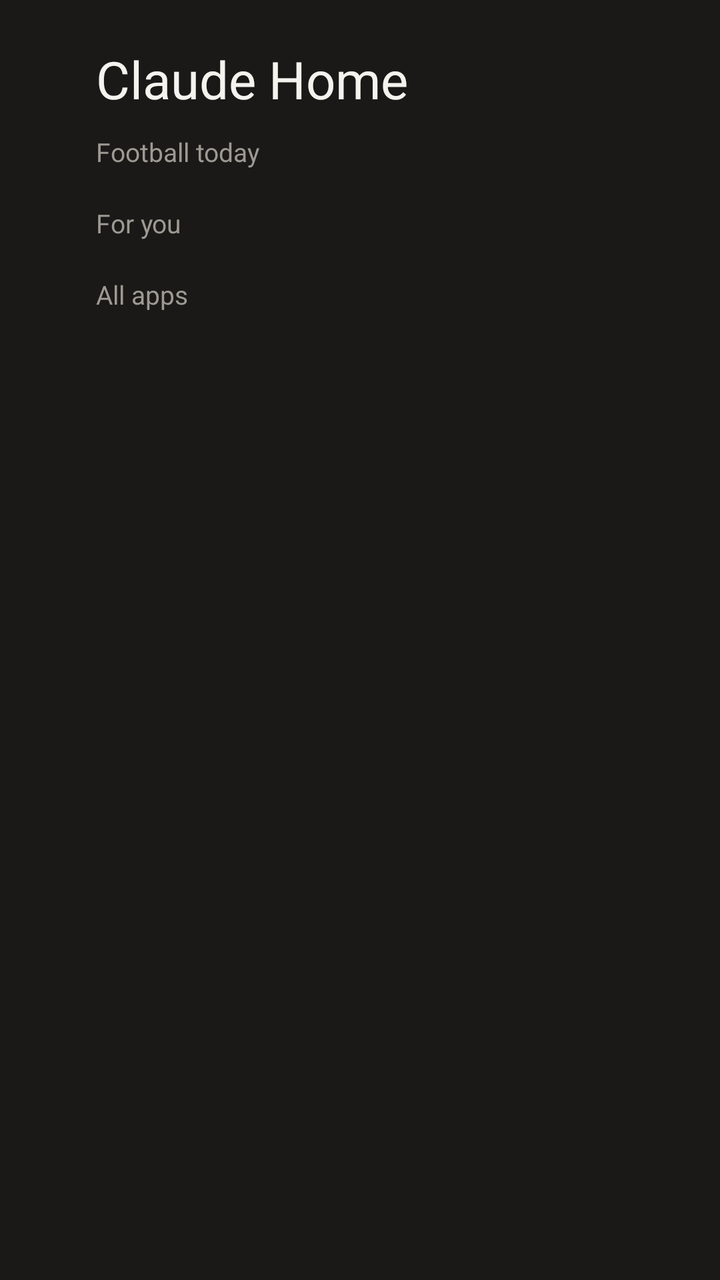
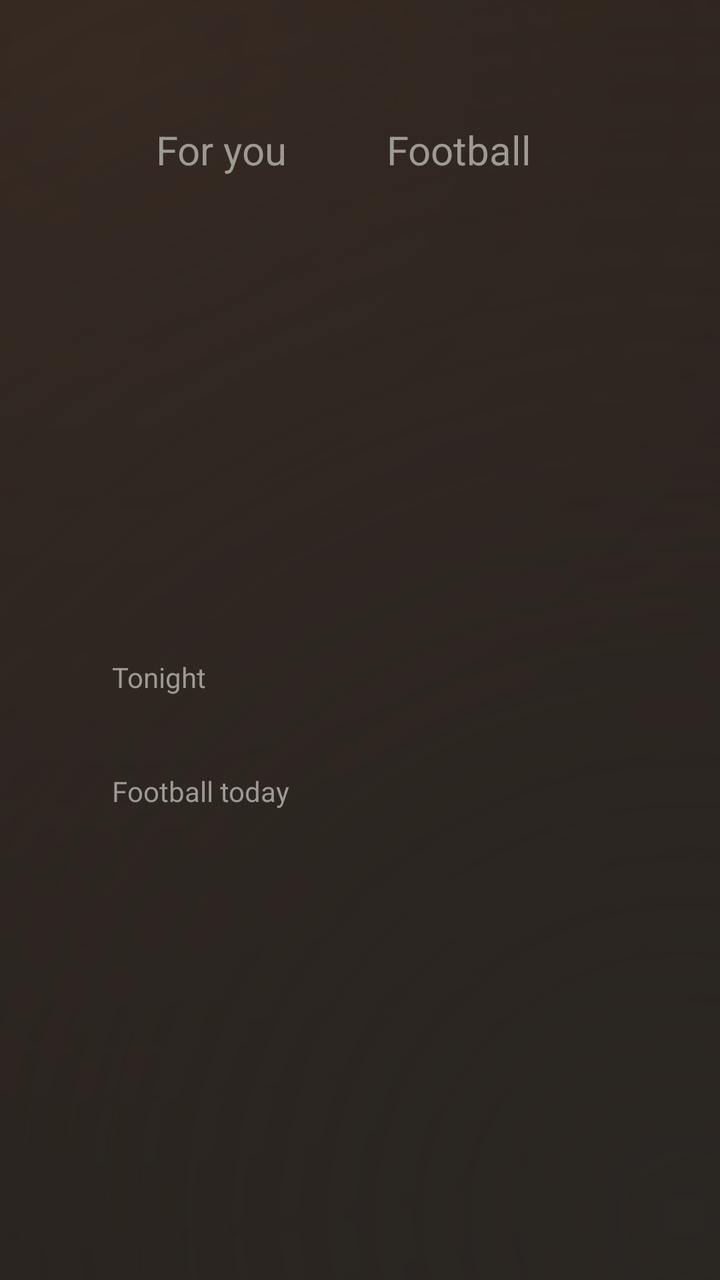

Two renders of the same Android screen: before a commit and after it. Below are the layout's source before the change and the commit's diff.
<!-- AndroidManifest.xml: application theme ClaudeTheme -->
<!-- res/layout/activity_main.xml -->
<?xml version="1.0" encoding="utf-8"?>
<LinearLayout xmlns:android="http://schemas.android.com/apk/res/android"
    android:layout_width="match_parent" android:layout_height="match_parent"
    android:orientation="vertical" android:background="@color/bg"
    android:paddingLeft="48dp" android:paddingRight="48dp" android:paddingTop="22dp">
    <LinearLayout android:layout_width="match_parent" android:layout_height="wrap_content" android:orientation="horizontal">
        <TextView android:id="@+id/greeting" android:layout_width="0dp" android:layout_weight="1" android:layout_height="wrap_content"
            android:textSize="26sp" android:textColor="@color/text" android:text="Claude Home" />
        <TextView android:id="@+id/clock" android:layout_width="wrap_content" android:layout_height="wrap_content"
            android:textSize="26sp" android:textColor="@color/muted" />
    </LinearLayout>
    <LinearLayout android:id="@+id/alert" android:layout_width="match_parent" android:layout_height="wrap_content"
        android:layout_marginTop="10dp" android:orientation="horizontal" android:gravity="center_vertical"
        android:background="@drawable/banner_bg" android:padding="12dp" android:focusable="true" android:focusableInTouchMode="true"
        android:visibility="gone">
        <TextView android:id="@+id/alertText" android:layout_width="0dp" android:layout_weight="1" android:layout_height="wrap_content"
            android:textSize="18sp" android:textColor="#1A1917" android:textStyle="bold" />
        <TextView android:id="@+id/alertHint" android:layout_width="wrap_content" android:layout_height="wrap_content"
            android:textSize="14sp" android:textColor="#1A1917" android:text="Select to open" />
    </LinearLayout>
    <TextView android:id="@+id/footballTitle" android:layout_width="wrap_content" android:layout_height="wrap_content" android:layout_marginTop="10dp"
        android:text="Football today" android:textSize="13sp" android:textColor="@color/muted" />
    <HorizontalScrollView android:id="@+id/footballScroll" android:layout_width="match_parent" android:layout_height="wrap_content"
        android:layout_marginTop="4dp" android:scrollbars="none" android:clipToPadding="false" android:paddingBottom="4dp" android:paddingTop="4dp">
        <LinearLayout android:id="@+id/footballRow" android:layout_width="wrap_content" android:layout_height="wrap_content" android:orientation="horizontal" />
    </HorizontalScrollView>
    <TextView android:id="@+id/forYouTitle" android:layout_width="wrap_content" android:layout_height="wrap_content" android:layout_marginTop="6dp"
        android:text="For you" android:textSize="13sp" android:textColor="@color/muted" />
    <HorizontalScrollView android:id="@+id/forYouScroll" android:layout_width="match_parent" android:layout_height="wrap_content"
        android:layout_marginTop="4dp" android:scrollbars="none" android:clipToPadding="false" android:paddingBottom="4dp" android:paddingTop="4dp">
        <LinearLayout android:id="@+id/forYouRow" android:layout_width="wrap_content" android:layout_height="wrap_content" android:orientation="horizontal" />
    </HorizontalScrollView>
    <TextView android:layout_width="wrap_content" android:layout_height="wrap_content" android:layout_marginTop="6dp"
        android:text="All apps" android:textSize="13sp" android:textColor="@color/muted" />
    <GridView android:id="@+id/grid" android:layout_width="match_parent" android:layout_height="0dp" android:layout_weight="1"
        android:layout_marginTop="4dp" android:numColumns="7" android:horizontalSpacing="10dp" android:verticalSpacing="10dp"
        android:clipToPadding="false" android:paddingBottom="24dp" android:paddingTop="6dp" android:listSelector="@android:color/transparent" />
</LinearLayout>
<!-- resources referenced by this layout -->
<resources>
  <color name="bg">#1A1917</color>
  <color name="muted">#9C9A93</color>
  <color name="text">#F4F3EE</color>
  <!-- drawable banner_bg (drawable) -->
  <?xml version="1.0" encoding="utf-8"?>
  <selector xmlns:android="http://schemas.android.com/apk/res/android">
      <item android:state_focused="true">
          <shape android:shape="rectangle">
              <solid android:color="#E07A5A" />
              <corners android:radius="12dp" />
          </shape>
      </item>
      <item>
          <shape android:shape="rectangle">
              <solid android:color="@color/accent" />
              <corners android:radius="12dp" />
          </shape>
      </item>
  </selector>
  <style name="ClaudeTheme" parent="@android:style/Theme.DeviceDefault.NoActionBar.Fullscreen">
          <item name="android:windowBackground">@color/bg</item>
          <item name="android:colorBackground">@color/bg</item>
          <item name="android:textColor">@color/text</item>
      </style>
  <color name="accent">#CC785C</color>
</resources>

<!-- the commit's change to res/layout/activity_main.xml (unified diff, before → after) -->
@@ -1,38 +1,62 @@
 <?xml version="1.0" encoding="utf-8"?>
+
 <LinearLayout xmlns:android="http://schemas.android.com/apk/res/android"
     android:layout_width="match_parent" android:layout_height="match_parent"
-    android:orientation="vertical" android:background="@color/bg"
-    android:paddingLeft="48dp" android:paddingRight="48dp" android:paddingTop="22dp">
-    <LinearLayout android:layout_width="match_parent" android:layout_height="wrap_content" android:orientation="horizontal">
-        <TextView android:id="@+id/greeting" android:layout_width="0dp" android:layout_weight="1" android:layout_height="wrap_content"
-            android:textSize="26sp" android:textColor="@color/text" android:text="Claude Home" />
-        <TextView android:id="@+id/clock" android:layout_width="wrap_content" android:layout_height="wrap_content"
-            android:textSize="26sp" android:textColor="@color/muted" />
+    android:orientation="vertical" android:background="@drawable/bg_gradient"
+    android:paddingLeft="56dp" android:paddingRight="56dp" android:paddingTop="18dp">
+
+    
+    <LinearLayout android:layout_width="match_parent" android:layout_height="wrap_content" android:orientation="horizontal" android:gravity="center_vertical">
+        <TextView android:id="@+id/tabForYou" android:layout_width="wrap_content" android:layout_height="wrap_content" android:text="For you"
+            android:textSize="20sp" android:textColor="@color/tab_text" android:background="@drawable/tab_bg" android:paddingLeft="22dp" android:paddingRight="22dp" android:paddingTop="8dp" android:paddingBottom="8dp" android:focusable="true" android:focusableInTouchMode="true" android:nextFocusDown="@+id/heroRow" />
+        <TextView android:id="@+id/tabFootball" android:layout_width="wrap_content" android:layout_height="wrap_content" android:text="Football" android:layout_marginLeft="6dp"
+            android:textSize="20sp" android:textColor="@color/tab_text" android:background="@drawable/tab_bg" android:paddingLeft="22dp" android:paddingRight="22dp" android:paddingTop="8dp" android:paddingBottom="8dp" android:focusable="true" android:focusableInTouchMode="true" />
+        <TextView android:id="@+id/tabApps" android:layout_width="wrap_content" android:layout_height="wrap_content" android:text="Apps" android:layout_marginLeft="6dp"
+            android:textSize="20sp" android:textColor="@color/tab_text" android:background="@drawable/tab_bg" android:paddingLeft="22dp" android:paddingRight="22dp" android:paddingTop="8dp" android:paddingBottom="8dp" android:focusable="true" android:focusableInTouchMode="true" />
+        <View android:layout_width="0dp" android:layout_weight="1" android:layout_height="1dp" />
+        <TextView android:id="@+id/greeting" android:layout_width="wrap_content" android:layout_height="wrap_content" android:textSize="18sp" android:textColor="@color/muted" android:layout_marginRight="18dp" />
+        <TextView android:id="@+id/clock" android:layout_width="wrap_content" android:layout_height="wrap_content" android:textSize="22sp" android:textColor="@color/text" />
     </LinearLayout>
+
+    
     <LinearLayout android:id="@+id/alert" android:layout_width="match_parent" android:layout_height="wrap_content"
-        android:layout_marginTop="10dp" android:orientation="horizontal" android:gravity="center_vertical"
-        android:background="@drawable/banner_bg" android:padding="12dp" android:focusable="true" android:focusableInTouchMode="true"
-        android:visibility="gone">
-        <TextView android:id="@+id/alertText" android:layout_width="0dp" android:layout_weight="1" android:layout_height="wrap_content"
-            android:textSize="18sp" android:textColor="#1A1917" android:textStyle="bold" />
-        <TextView android:id="@+id/alertHint" android:layout_width="wrap_content" android:layout_height="wrap_content"
-            android:textSize="14sp" android:textColor="#1A1917" android:text="Select to open" />
+        android:layout_marginTop="14dp" android:orientation="horizontal" android:gravity="center_vertical"
+        android:background="@drawable/banner_bg" android:padding="12dp" android:focusable="true" android:focusableInTouchMode="true" android:visibility="gone">
+        <TextView android:id="@+id/alertText" android:layout_width="0dp" android:layout_weight="1" android:layout_height="wrap_content" android:textSize="18sp" android:textColor="#1A1917" android:textStyle="bold" />
+        <TextView android:id="@+id/alertHint" android:layout_width="wrap_content" android:layout_height="wrap_content" android:textSize="14sp" android:textColor="#1A1917" android:text="Select to open" />
     </LinearLayout>
-    <TextView android:id="@+id/footballTitle" android:layout_width="wrap_content" android:layout_height="wrap_content" android:layout_marginTop="10dp"
-        android:text="Football today" android:textSize="13sp" android:textColor="@color/muted" />
-    <HorizontalScrollView android:id="@+id/footballScroll" android:layout_width="match_parent" android:layout_height="wrap_content"
-        android:layout_marginTop="4dp" android:scrollbars="none" android:clipToPadding="false" android:paddingBottom="4dp" android:paddingTop="4dp">
-        <LinearLayout android:id="@+id/footballRow" android:layout_width="wrap_content" android:layout_height="wrap_content" android:orientation="horizontal" />
+
+    
+    <FrameLayout android:layout_width="match_parent" android:layout_height="0dp" android:layout_weight="1" android:layout_marginTop="10dp">
+
+        
+        <LinearLayout android:id="@+id/pageForYou" android:layout_width="match_parent" android:layout_height="match_parent" android:orientation="vertical" android:gravity="center_vertical">
+            <TextView android:id="@+id/heroTitle" android:layout_width="wrap_content" android:layout_height="wrap_content" android:text="Tonight" android:textSize="14sp" android:textColor="@color/muted" />
+            <HorizontalScrollView android:id="@+id/heroScroll" android:layout_width="match_parent" android:layout_height="wrap_content" android:layout_marginTop="8dp" android:scrollbars="none" android:clipToPadding="false" android:paddingTop="8dp" android:paddingBottom="8dp" android:clipChildren="false">
+                <LinearLayout android:id="@+id/heroRow" android:layout_width="wrap_content" android:layout_height="wrap_content" android:orientation="horizontal" android:clipChildren="false" />
+            </HorizontalScrollView>
+            <TextView android:id="@+id/footballTitle" android:layout_width="wrap_content" android:layout_height="wrap_content" android:layout_marginTop="14dp" android:text="Football today" android:textSize="14sp" android:textColor="@color/muted" />
+            <HorizontalScrollView android:id="@+id/footballScroll" android:layout_width="match_parent" android:layout_height="wrap_content" android:layout_marginTop="6dp" android:scrollbars="none" android:clipToPadding="false" android:paddingTop="6dp" android:paddingBottom="6dp" android:clipChildren="false">
+                <LinearLayout android:id="@+id/footballRow" android:layout_width="wrap_content" android:layout_height="wrap_content" android:orientation="horizontal" android:clipChildren="false" />
+            </HorizontalScrollView>
+        </LinearLayout>
+
+        
+        <LinearLayout android:id="@+id/pageFootball" android:layout_width="match_parent" android:layout_height="match_parent" android:orientation="vertical" android:gravity="center_vertical" android:visibility="gone">
+            <TextView android:id="@+id/footballTitle2" android:layout_width="wrap_content" android:layout_height="wrap_content" android:text="Football" android:textSize="14sp" android:textColor="@color/muted" />
+            <HorizontalScrollView android:id="@+id/footballScroll2" android:layout_width="match_parent" android:layout_height="wrap_content" android:layout_marginTop="8dp" android:scrollbars="none" android:clipToPadding="false" android:paddingTop="8dp" android:paddingBottom="8dp" android:clipChildren="false">
+                <LinearLayout android:id="@+id/footballRow2" android:layout_width="wrap_content" android:layout_height="wrap_content" android:orientation="horizontal" android:clipChildren="false" />
+            </HorizontalScrollView>
+            <TextView android:id="@+id/footballNote" android:layout_width="wrap_content" android:layout_height="wrap_content" android:layout_marginTop="12dp" android:textSize="13sp" android:textColor="@color/muted" android:text="List updates every morning at 06:46. Select a match to open the app; the VPN switches by itself." />
+        </LinearLayout>
+
+        
+        <GridView android:id="@+id/grid" android:layout_width="match_parent" android:layout_height="match_parent" android:visibility="gone"
+            android:numColumns="7" android:horizontalSpacing="10dp" android:verticalSpacing="10dp" android:clipToPadding="false" android:paddingTop="8dp" android:paddingBottom="24dp" android:listSelector="@android:color/transparent" />
+    </FrameLayout>
+
+    
+    <HorizontalScrollView android:id="@+id/dockScroll" android:layout_width="match_parent" android:layout_height="wrap_content" android:layout_marginBottom="14dp" android:scrollbars="none" android:clipToPadding="false" android:paddingTop="8dp" android:paddingBottom="8dp" android:clipChildren="false">
+        <LinearLayout android:id="@+id/dockRow" android:layout_width="wrap_content" android:layout_height="wrap_content" android:orientation="horizontal" android:clipChildren="false" />
     </HorizontalScrollView>
-    <TextView android:id="@+id/forYouTitle" android:layout_width="wrap_content" android:layout_height="wrap_content" android:layout_marginTop="6dp"
-        android:text="For you" android:textSize="13sp" android:textColor="@color/muted" />
-    <HorizontalScrollView android:id="@+id/forYouScroll" android:layout_width="match_parent" android:layout_height="wrap_content"
-        android:layout_marginTop="4dp" android:scrollbars="none" android:clipToPadding="false" android:paddingBottom="4dp" android:paddingTop="4dp">
-        <LinearLayout android:id="@+id/forYouRow" android:layout_width="wrap_content" android:layout_height="wrap_content" android:orientation="horizontal" />
-    </HorizontalScrollView>
-    <TextView android:layout_width="wrap_content" android:layout_height="wrap_content" android:layout_marginTop="6dp"
-        android:text="All apps" android:textSize="13sp" android:textColor="@color/muted" />
-    <GridView android:id="@+id/grid" android:layout_width="match_parent" android:layout_height="0dp" android:layout_weight="1"
-        android:layout_marginTop="4dp" android:numColumns="7" android:horizontalSpacing="10dp" android:verticalSpacing="10dp"
-        android:clipToPadding="false" android:paddingBottom="24dp" android:paddingTop="6dp" android:listSelector="@android:color/transparent" />
 </LinearLayout>
<!-- resource entries referenced after the edit -->
@@ -19,6 +19,32 @@
           </shape>
       </item>
   </selector>
+  <!-- drawable bg_gradient (drawable) -->
+  <?xml version="1.0" encoding="utf-8"?>
+  <layer-list xmlns:android="http://schemas.android.com/apk/res/android">
+      <item><shape android:shape="rectangle"><solid android:color="#141311" /></shape></item>
+      <item><shape android:shape="rectangle">
+          <gradient android:type="radial" android:gradientRadius="1400dp" android:centerX="0.15" android:centerY="0.05"
+              android:startColor="#3A2A22" android:endColor="#00000000" />
+      </shape></item>
+      <item><shape android:shape="rectangle">
+          <gradient android:type="radial" android:gradientRadius="900dp" android:centerX="0.95" android:centerY="0.95"
+              android:startColor="#2A2622" android:endColor="#00000000" />
+      </shape></item>
+  </layer-list>
+  <!-- drawable tab_bg (drawable) -->
+  <?xml version="1.0" encoding="utf-8"?>
+  <selector xmlns:android="http://schemas.android.com/apk/res/android">
+      <item android:state_focused="true">
+          <shape android:shape="rectangle"><solid android:color="#F4F3EE" /><corners android:radius="22dp" /></shape>
+      </item>
+      <item android:state_selected="true">
+          <shape android:shape="rectangle"><solid android:color="#33FFFFFF" /><corners android:radius="22dp" /></shape>
+      </item>
+      <item>
+          <shape android:shape="rectangle"><solid android:color="#00000000" /><corners android:radius="22dp" /></shape>
+      </item>
+  </selector>
   <style name="ClaudeTheme" parent="@android:style/Theme.DeviceDefault.NoActionBar.Fullscreen">
           <item name="android:windowBackground">@color/bg</item>
           <item name="android:colorBackground">@color/bg</item>
